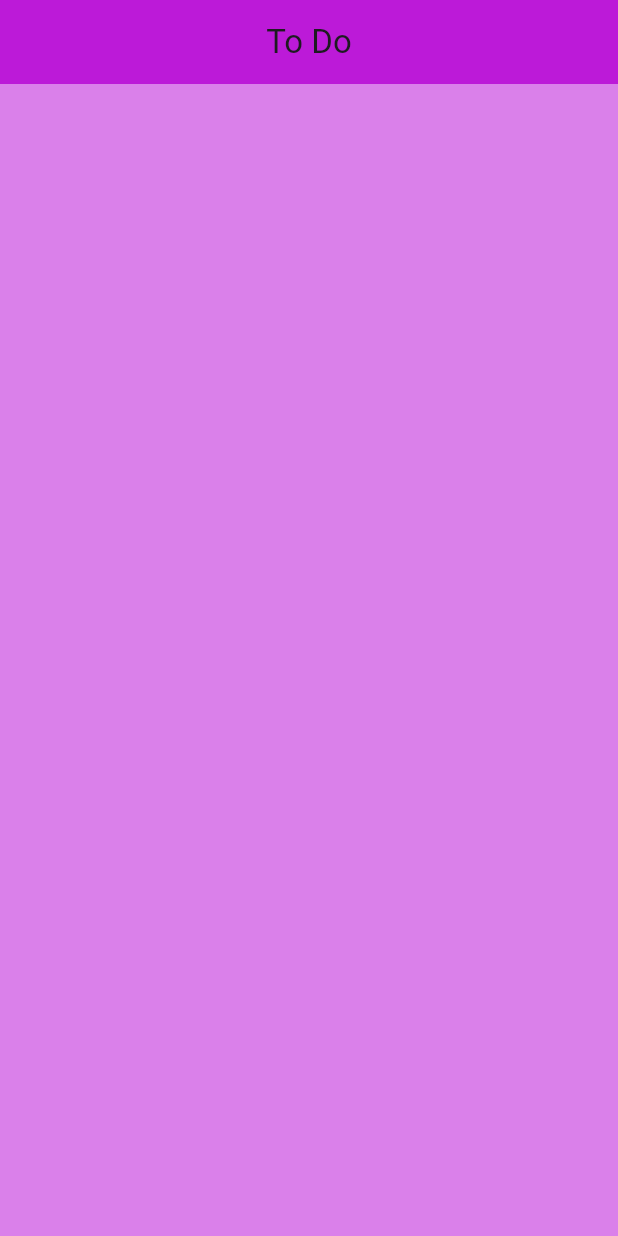
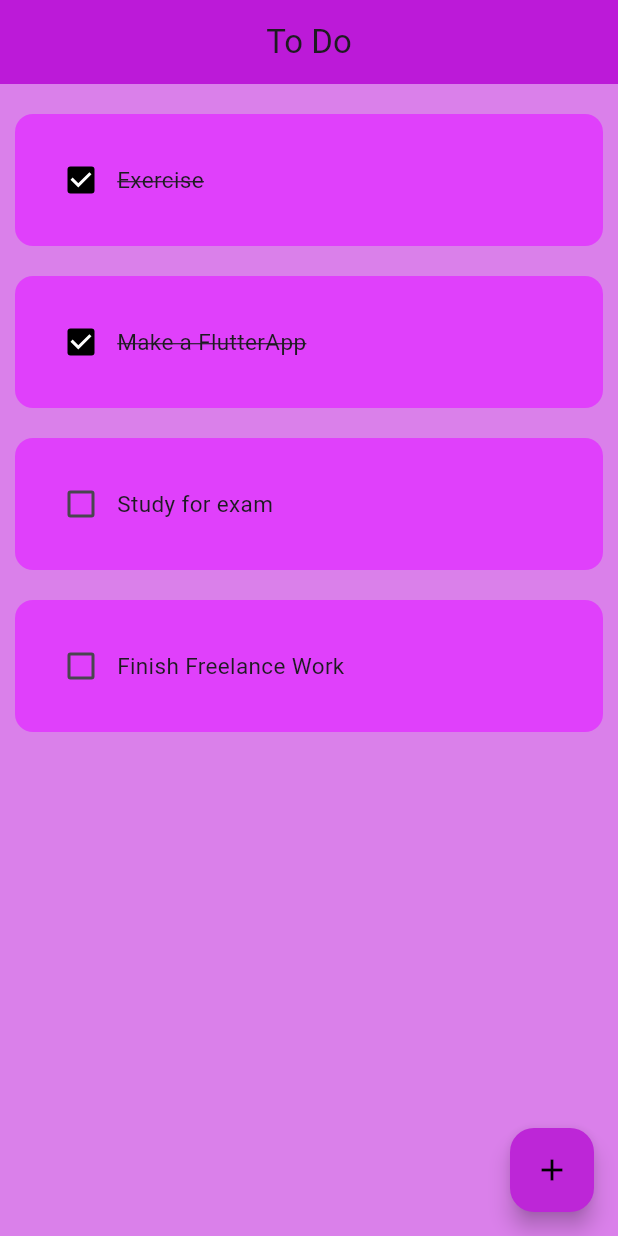
Before and after one commit to midnightcoder04/To_Do_App, a Flutter app: the screen it shows after launch, on a phone screen of 412 x 824 dp. Run offline on Flutter 3.47's test engine with Material 3 defaults, Android fonts, the phone set to English and light mode, and no system bars.

```diff
--- a/lib/pages/home_page.dart
+++ b/lib/pages/home_page.dart
@@ -1,4 +1,6 @@
 import 'package:flutter/material.dart';
+import 'package:to_do_app/util/dialog_box.dart';
+import 'package:to_do_app/util/todo_tile.dart';
 
 class HomePage extends StatefulWidget {
   const HomePage({super.key});
@@ -8,6 +10,28 @@ class HomePage extends StatefulWidget {
 }
 
 class _HomePageState extends State<HomePage> {
+  //List of tasks
+  List toDoList = [
+    {'taskName': 'Exercise', 'isDone': true},
+    {'taskName': 'Make a FlutterApp', 'isDone': true},
+    {'taskName': 'Study for exam', 'isDone': false},
+    {'taskName': 'Finish Freelance Work', 'isDone': false},
+  ];
+
+  void createNewTask() {
+    showDialog(
+        context: context,
+        builder: (context) {
+          return DialogBox();
+        });
+  }
+
+  void checkBoxChanged(int index) {
+    setState(() {
+      toDoList[index]['isDone'] = !toDoList[index]['isDone'];
+    });
+  }
+
   @override
   Widget build(BuildContext context) {
     return Scaffold(
@@ -18,11 +42,23 @@ class _HomePageState extends State<HomePage> {
           elevation: 0,
           centerTitle: true,
         ),
-      body: ListView(
-        children: [
-          // ToDoList(),
-        ],
-      )
+        floatingActionButton: FloatingActionButton(
+          onPressed: createNewTask,
+          backgroundColor: Color.fromARGB(255, 189, 38, 215),
+          foregroundColor: Colors.black,
+          child: Icon(Icons.add),
+        ),
+        body: ListView.builder(
+          itemCount: toDoList.length,
+          itemBuilder: (context, index) {
+            return ToDoTile(
+              taskName: toDoList[index]['taskName'],
+              isDone: toDoList[index]['isDone'],
+              onToggle: (bool? val) {
+                checkBoxChanged(index);
+              },
             );
+          },
+        ));
   }
 }
--- a/lib/util/todo_tile.dart
+++ b/lib/util/todo_tile.dart
@@ -0,0 +1,45 @@
+import 'package:flutter/material.dart';
+
+class ToDoTile extends StatelessWidget {
+  final String taskName;
+  final bool isDone;
+  final ValueChanged<bool?>? onToggle;
+
+  const ToDoTile(
+      {super.key,
+      required this.taskName,
+      required this.isDone,
+      required this.onToggle});
+
+  @override
+  Widget build(BuildContext context) {
+    return Padding(
+      padding: const EdgeInsets.only(left: 10, right: 10, top: 20),
+      child: Container(
+        padding: EdgeInsets.all(20),
+        decoration: BoxDecoration(
+          color: Colors.purpleAccent,
+          borderRadius: BorderRadius.circular(12),
+        ),
+        child: Row(
+          children: [
+            //checkbox
+            Checkbox(
+              value: isDone,
+              onChanged: onToggle,
+              activeColor: Colors.black,
+            ),
+            //task
+            Text(
+              taskName,
+              style: TextStyle(
+                fontSize: 15,
+                decoration: isDone ? TextDecoration.lineThrough : null,
+              ),
+            ),
+          ],
+        ),
+      ),
+    );
+  }
+}
```
Also changed, not shown: lib/util/button.dart (added, +14 -0 lines), lib/util/dialog_box.dart (added, +36 -0 lines). Lines whose indentation alone changed are shown as unchanged.
